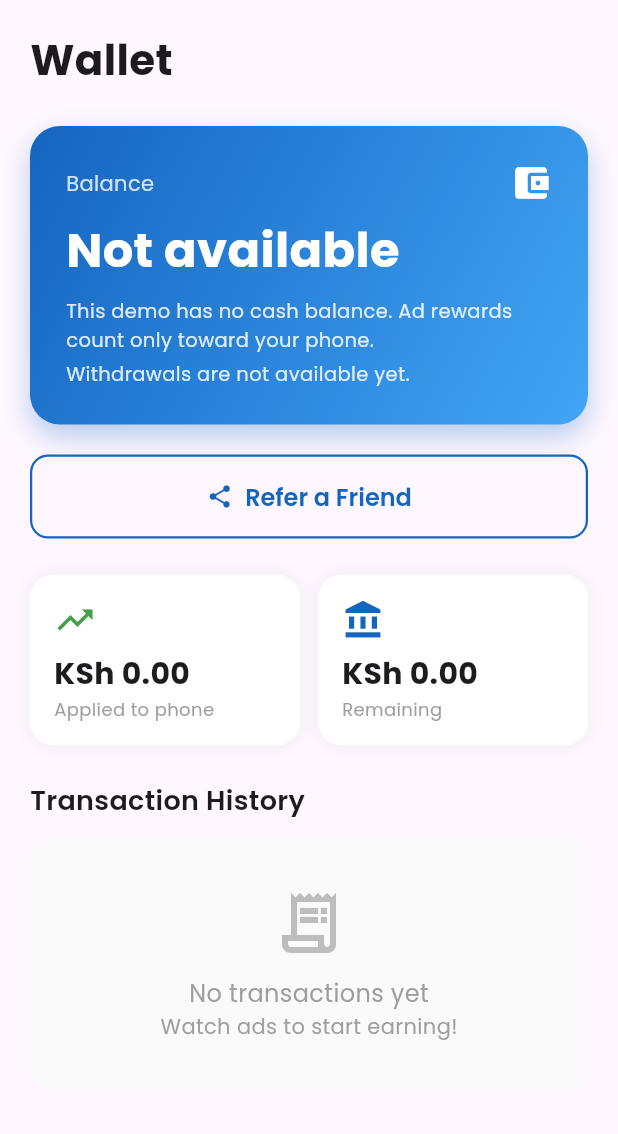
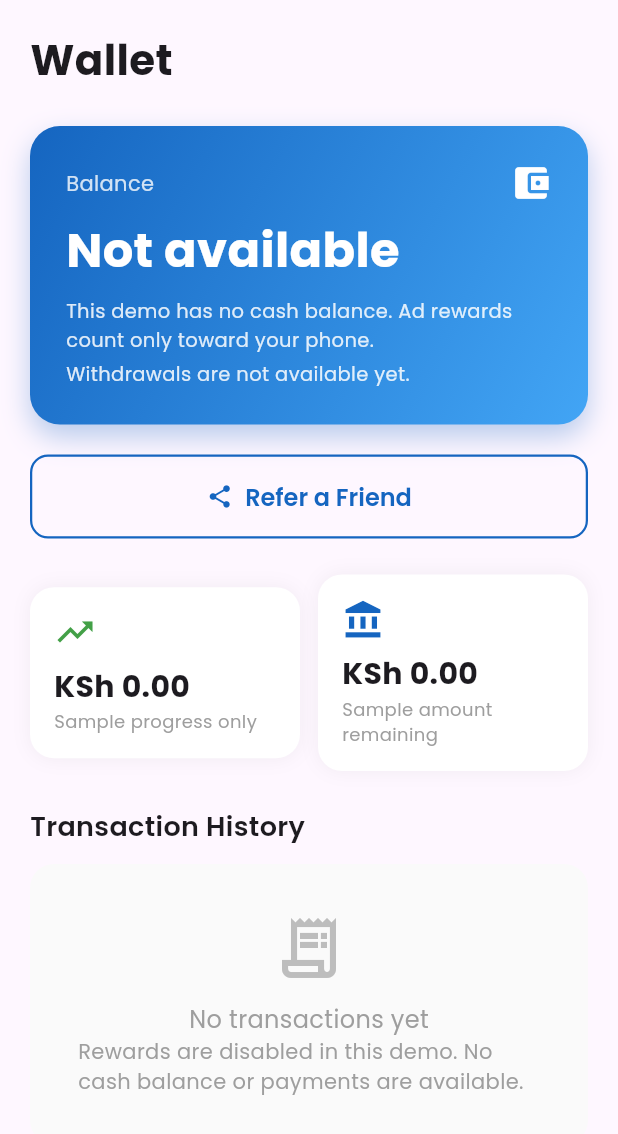
Before and after one commit to murithiian24-Avaru/Ian-Ndung-u-Muriithi, a Flutter app: the WalletScreen screen opened directly, on a phone screen of 412 x 824 dp. Shown: the top 1134 px of the screen. Run offline on Flutter 3.47's test engine with Material 3 defaults, Android fonts, the phone set to English and light mode, and no system bars; our stand-ins replace flutter_animate, google_fonts, package_info_plus, percent_indicator, shared_preferences; accounts and stored records are empty; generated files the repository leaves out were written again; statements that could not run were skipped.

Commit message:
Remove earning prompt and clarify wallet figures are demo only

```diff
--- a/adlease/lib/screens/wallet/wallet_screen.dart
+++ b/adlease/lib/screens/wallet/wallet_screen.dart
@@ -166,7 +166,7 @@ class WalletScreen extends StatelessWidget {
     );
   }
 
-  // Simulated phone-ownership progress (no cash earnings or withdrawals).
+  // Illustrative phone-selection figures only; no payment or financing exists.
   Widget _buildEarningsOverview(BuildContext context, bool isDark) {
     final l = AppLocalizations.of(context)!;
     final ownership = context.watch<OwnershipProvider>();
@@ -202,7 +202,7 @@ class WalletScreen extends StatelessWidget {
                   ),
                 ),
                 Text(
-                  l.appliedToPhone,
+                  'Sample progress only',
                   style: GoogleFonts.poppins(fontSize: 12, color: Colors.grey),
                 ),
               ],
@@ -240,7 +240,7 @@ class WalletScreen extends StatelessWidget {
                   ),
                 ),
                 Text(
-                  l.remaining,
+                  'Sample amount remaining',
                   style: GoogleFonts.poppins(fontSize: 12, color: Colors.grey),
                 ),
               ],
@@ -281,7 +281,7 @@ class WalletScreen extends StatelessWidget {
                   style: GoogleFonts.poppins(fontSize: 16, color: Colors.grey),
                 ),
                 Text(
-                  'Watch ads to start earning!',
+                  'Rewards are disabled in this demo. No cash balance or payments are available.',
                   style: GoogleFonts.poppins(
                     fontSize: 14,
                     color: Colors.grey.shade500,
```
